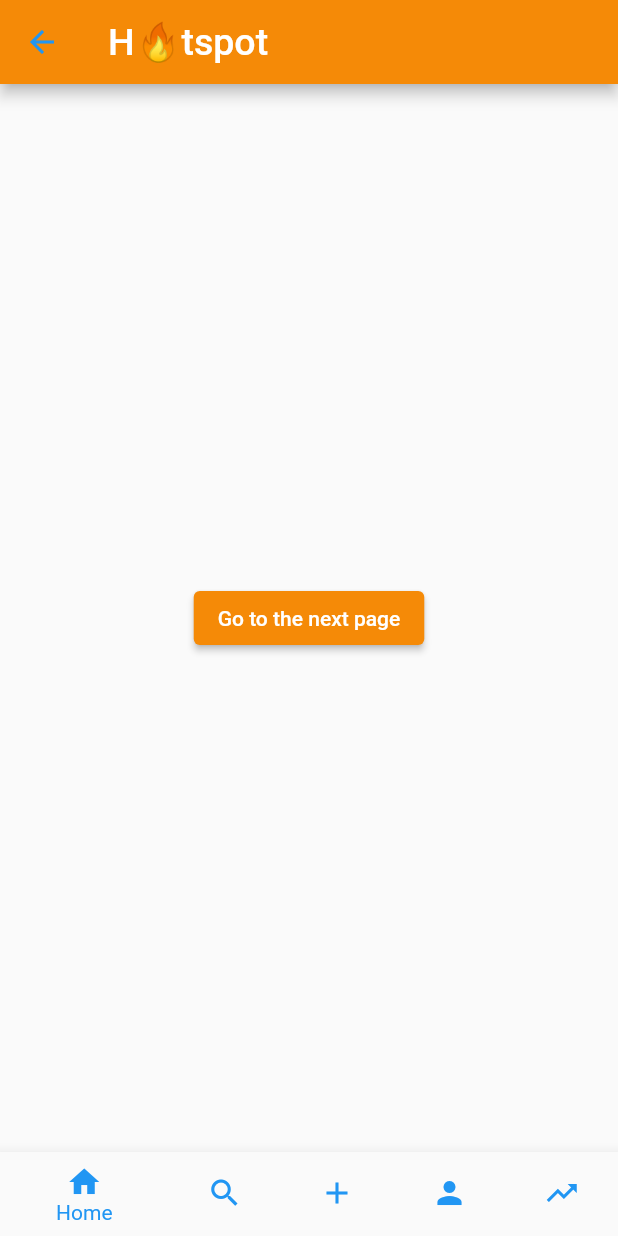
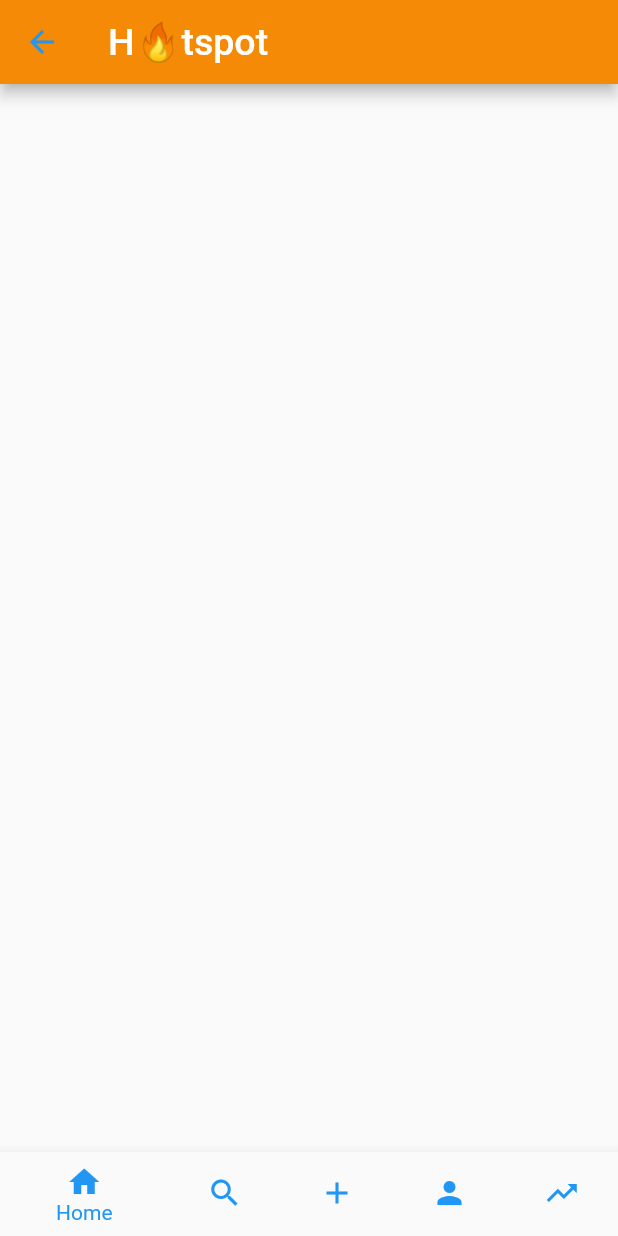
Before and after one commit to moeyad7/hotspot_project, a Flutter app: the HomePage screen opened by its route, on a phone screen of 412 x 824 dp. Run offline on Flutter 3.47's test engine with Material 2 defaults, Android fonts, the phone set to English and light mode, and no system bars; our stand-ins replace custom_sliding_segmented_control.

Commit message:
Added Buttons Class, Connected guest to home and started post

```diff
--- a/lib/compnents/auth/auth_form.dart
+++ b/lib/compnents/auth/auth_form.dart
@@ -205,7 +205,9 @@ class _AuthFormState extends State<AuthForm> {
                     fontSize: 15,
                   ),
                 ),
-                onPressed: () {},
+                onPressed: () {
+                  Navigator.pushNamed(context, '/HomePage');
+                },
               ),
             ],
           ),
--- /dev/null
+++ b/lib/compnents/cards/post.dart
@@ -0,0 +1,12 @@
+import 'package:flutter/material.dart';
+
+Card post_card(BuildContext context) {
+  return Card(
+    child: Column(
+      mainAxisSize: MainAxisSize.min,
+      children: <Widget>[
+
+      ],
+    ),
+  );
+}
--- a/lib/screens/home_screen.dart
+++ b/lib/screens/home_screen.dart
@@ -3,6 +3,7 @@ import 'package:flutter/material.dart';
 import '../app_router.dart';
 import '../compnents/app_bar.dart';
 import '../compnents/nav_bar.dart';
+import '../compnents/cards/post.dart';
 
 class HomePage extends StatefulWidget {
   const HomePage({super.key});
@@ -15,16 +16,11 @@ class HomePage extends StatefulWidget {
 class _HomePageState extends State<HomePage> {
   @override
   Widget build(BuildContext context) {
-    // AppRouter().generateRoute;
     return Scaffold(
       appBar: my_appBar(context),
       body: Center(
-        child: ElevatedButton(
-          child: const Text('Go to the next page'),
-          onPressed: () {
-            Navigator.pushNamed(context, '/second');
-          },
-        ),
+        child:post_card(context),
+
       ),
       bottomNavigationBar: NavBarComponent(
         selectedTab: NavigationItem.home,
```
Also changed, not shown: lib/compnents/buttons/buttons.dart (added, +49 -0 lines), assets/images/Pyramids.png (added).
